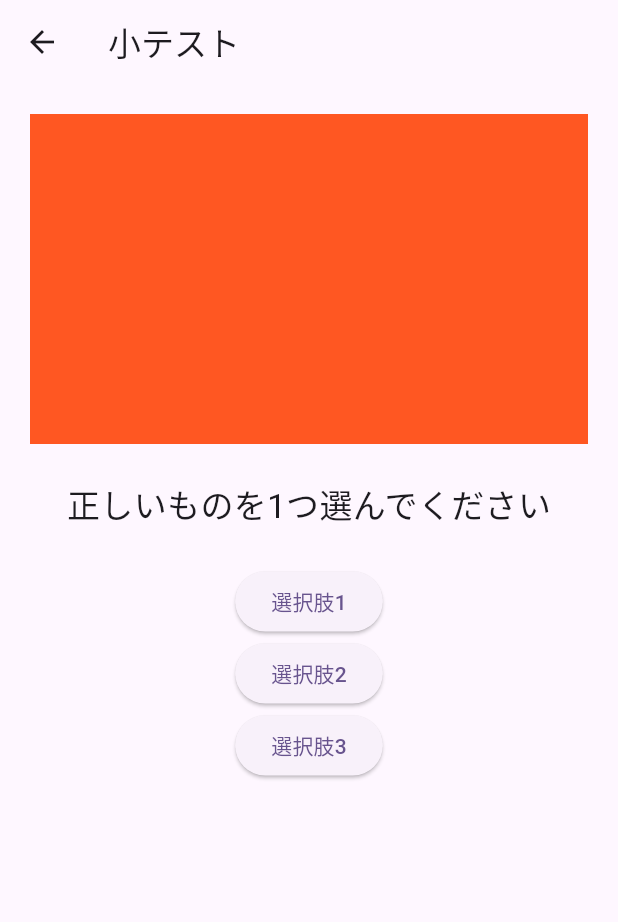
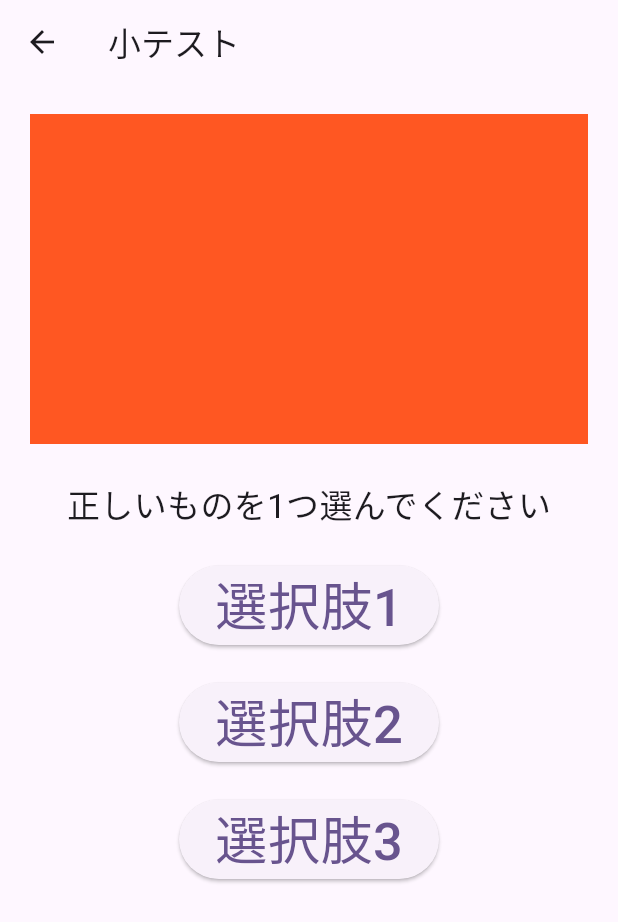
Before and after one commit to Yang19261925/android_App, a Flutter app: the screen it shows after launch, after a tap on "問題", on a phone screen of 412 x 824 dp. Shown: the top 922 px of the screen. Run offline on Flutter 3.47's test engine with Material 3 defaults, Android fonts, the phone set to English and light mode, and no system bars; our stand-ins replace firebase_core, flutter_map, latlong2; accounts and stored records are empty.

Commit message:
レイアウト変更後

```diff
--- a/lib/main.dart
+++ b/lib/main.dart
@@ -1,8 +1,48 @@
 import 'package:flutter/material.dart';
+import 'package:flutter_map/flutter_map.dart';
+import 'package:latlong2/latlong.dart';
 
 void main() {
   runApp(const MyApp());
 }
+
+// =====================
+// 地図用データ
+// =====================
+
+enum PlaceType {
+  tourist,
+  shelter,
+}
+
+class Place {
+  final String name;
+  final LatLng location;
+  final PlaceType type;
+
+  const Place({
+    required this.name,
+    required this.location,
+    required this.type,
+  });
+}
+
+const List<Place> places = [
+  Place(
+    name: 'JR大阪駅',
+    location: LatLng(34.7025, 135.4959),
+    type: PlaceType.tourist,
+  ),
+  Place(
+    name: '大阪工業大学 梅田キャンパス',
+    location: LatLng(34.7050, 135.4983),
+    type: PlaceType.shelter,
+  ),
+];
+
+// =====================
+// メインアプリ
+// =====================
 
 class MyApp extends StatelessWidget {
   const MyApp({super.key});
@@ -10,14 +50,15 @@ class MyApp extends StatelessWidget {
   @override
   Widget build(BuildContext context) {
     return MaterialApp(
-      title: 'プロット',
+      debugShowCheckedModeBanner: false,
+      title: '防災アプリ',
       theme: ThemeData(
         colorScheme: ColorScheme.fromSeed(
           seedColor: Colors.deepPurple,
         ),
       ),
       home: const MyHomePage(
-        title: '二枚目イメージ図',
+        title: '防災マップ',
       ),
     );
   }
@@ -37,7 +78,9 @@ class MyHomePage extends StatefulWidget {
 
 class _MyHomePageState extends State<MyHomePage> {
   void _goBack() {
-    Navigator.pop(context);
+    if (Navigator.canPop(context)) {
+      Navigator.pop(context);
+    }
   }
 
   @override
@@ -54,21 +97,71 @@ class _MyHomePageState extends State<MyHomePage> {
       ),
       body: Column(
         children: [
-          // 上部
+          // =====================
+          // 地図
+          // =====================
           Expanded(
-            flex: 3,
+            flex: 5,
             child: Container(
-              color: Colors.blue.shade100,
-              child: const Center(
-                child: Text(
-                  '画像と詳細',
-                  style: TextStyle(fontSize: 24),
+              margin: const EdgeInsets.all(4),
+              child: FlutterMap(
+                options: const MapOptions(
+                  initialCenter: LatLng(34.7037, 135.4971),
+                  initialZoom: 16,
                 ),
+                children: [
+                  TileLayer(
+                    urlTemplate:
+                        'https://tile.openstreetmap.org/{z}/{x}/{y}.png',
+                    userAgentPackageName: 'com.example.app',
+                  ),
+                  MarkerLayer(
+                    markers: places.map((place) {
+                      final color =
+                          place.type == PlaceType.tourist
+                              ? Colors.red
+                              : Colors.blue;
+
+                      return Marker(
+                        point: place.location,
+                        width: 100,
+                        height: 80,
+                        child: Column(
+                          mainAxisSize: MainAxisSize.min,
+                          children: [
+                            Icon(
+                              Icons.location_pin,
+                              color: color,
+                              size: 40,
+                            ),
+                            Container(
+                              padding:
+                                  const EdgeInsets.symmetric(
+                                horizontal: 4,
+                                vertical: 2,
+                              ),
+                              color: Colors.white,
+                              child: Text(
+                                place.name,
+                                style: const TextStyle(
+                                  fontSize: 10,
+                                ),
+                                textAlign: TextAlign.center,
+                              ),
+                            ),
+                          ],
+                        ),
+                      );
+                    }).toList(),
+                  ),
+                ],
               ),
             ),
           ),
 
-          // 中部
+          // =====================
+          // 災害情報 + 詳細
+          // =====================
           Expanded(
             flex: 2,
             child: Row(
@@ -78,19 +171,20 @@ class _MyHomePageState extends State<MyHomePage> {
                     color: Colors.orange.shade100,
                     child: const Center(
                       child: Text(
-                        '災害情報',
-                        style: TextStyle(fontSize: 24),
+                        '災害情報\n（後で追加）',
+                        textAlign: TextAlign.center,
+                        style: TextStyle(fontSize: 20),
                       ),
                     ),
                   ),
                 ),
                 Expanded(
                   child: Container(
-                    color: Colors.green.shade100,
+                    color: Colors.blue.shade100,
                     child: const Center(
                       child: Text(
-                        'マップ',
-                        style: TextStyle(fontSize: 24),
+                        '詳細',
+                        style: TextStyle(fontSize: 20),
                       ),
                     ),
                   ),
@@ -99,7 +193,9 @@ class _MyHomePageState extends State<MyHomePage> {
             ),
           ),
 
-          // 下部
+          // =====================
+          // 問題ボタン
+          // =====================
           Expanded(
             flex: 1,
             child: Center(
@@ -108,13 +204,14 @@ class _MyHomePageState extends State<MyHomePage> {
                   Navigator.push(
                     context,
                     MaterialPageRoute(
-                      builder: (context) => const QuizPage(),
+                      builder: (context) =>
+                          const QuizPage(),
                     ),
                   );
                 },
                 child: const Text(
                   '問題',
-                  style: TextStyle(fontSize: 24),
+                  style: TextStyle(fontSize: 30),
                 ),
               ),
             ),
@@ -125,18 +222,20 @@ class _MyHomePageState extends State<MyHomePage> {
   }
 }
 
-// ===== 小テスト画面 =====
+// =====================
+// 問題画面
+// =====================
 
 void select1() {
-  debugPrint("選択肢1");
+  debugPrint('選択肢1');
 }
 
 void select2() {
-  debugPrint("選択肢2");
+  debugPrint('選択肢2');
 }
 
 void select3() {
-  debugPrint("選択肢3");
+  debugPrint('選択肢3');
 }
 
 class QuizPage extends StatelessWidget {
@@ -151,7 +250,6 @@ class QuizPage extends StatelessWidget {
       body: Padding(
         padding: const EdgeInsets.all(20),
         child: Column(
-          crossAxisAlignment: CrossAxisAlignment.center,
           children: [
             Container(
               height: 220,
@@ -165,15 +263,21 @@ class QuizPage extends StatelessWidget {
             const SizedBox(height: 24),
             ElevatedButton(
               onPressed: select1,
-              child: const Text('選択肢1'),
+              child: const Text('選択肢1',
+              style: TextStyle(fontSize: 35)),
             ),
+            const SizedBox(height: 25),
             ElevatedButton(
               onPressed: select2,
-              child: const Text('選択肢2'),
+              child: const Text('選択肢2',
+              style: TextStyle(fontSize: 35)),
             ),
+            const SizedBox(height: 25),
             ElevatedButton(
               onPressed: select3,
-              child: const Text('選択肢3'),
+              child: const Text('選択肢3',
+              style: TextStyle(fontSize: 35)
+              ),
             ),
           ],
         ),
```
Also changed, not shown: pubspec.yaml (+3 -67 lines), pubspec.lock, 2 other files.
